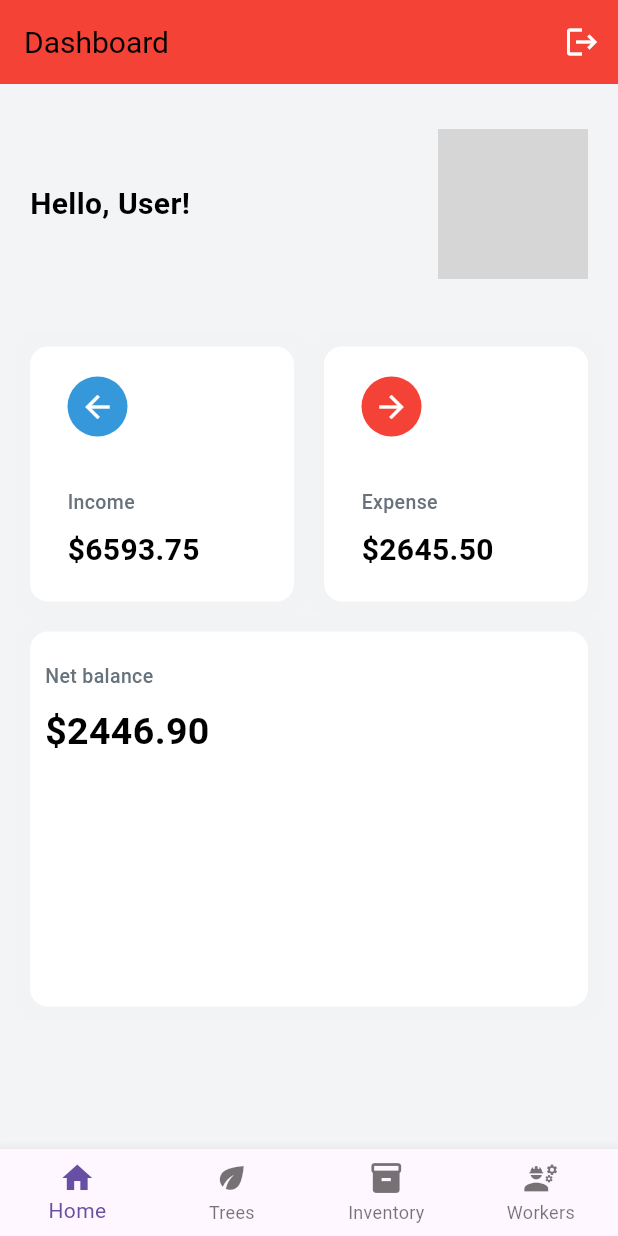
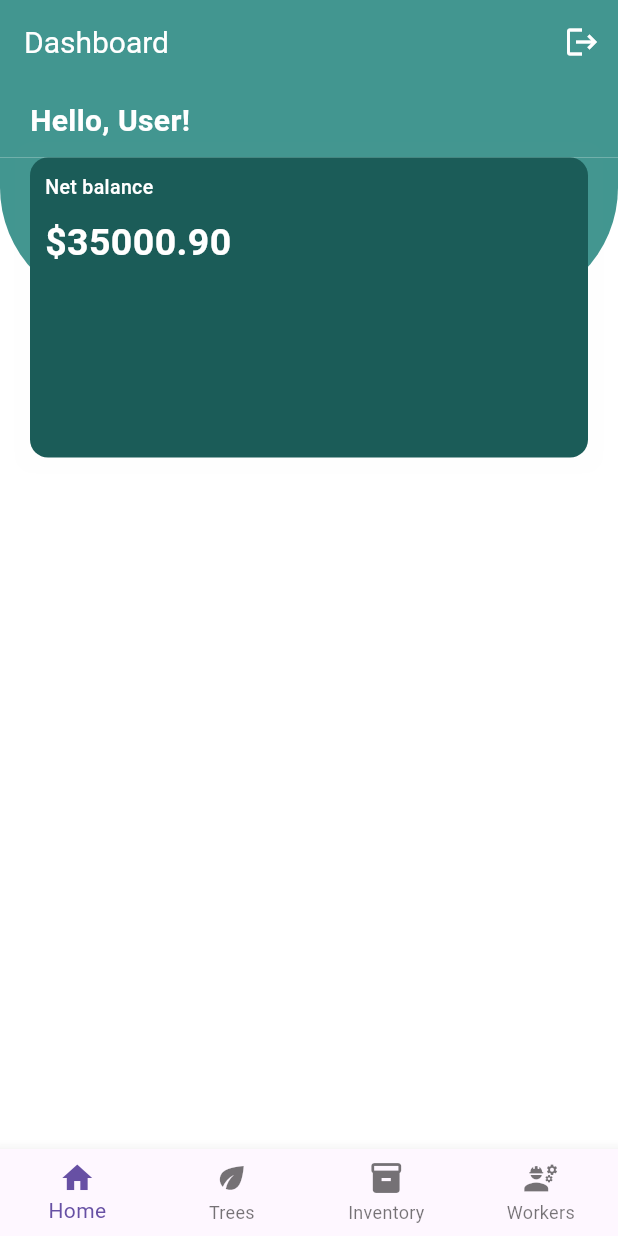
Before and after one commit to Hashane/EST, a Flutter app: the HomeScreen screen opened directly, on a phone screen of 412 x 824 dp. Run offline on Flutter 3.47's test engine with Material 3 defaults, Android fonts, the phone set to English and light mode, and no system bars; our stand-ins replace cloud_firestore, firebase_auth, firebase_core, table_calendar; accounts and stored records are empty; network calls fail; grey boxes are pictures that could not be loaded.

Commit message:
Redesigned Dashboard

```diff
--- a/lib/common_errors.dart
+++ b/lib/common_errors.dart
@@ -4,7 +4,7 @@ void showCommonErrorSnackbar(BuildContext context, String errorMessage) {
   ScaffoldMessenger.of(context).showSnackBar(
     SnackBar(
       content: Text(errorMessage),
-      duration: Duration(seconds: 3), // Adjust the duration as needed
+      duration: const Duration(seconds: 3), // Adjust the duration as needed
     ),
   );
 }
--- a/lib/main.dart
+++ b/lib/main.dart
@@ -1,5 +1,5 @@
-import 'package:est/screens/LoginScreen.dart';
-import 'package:est/screens/Home/HomeScreen.dart';
+import 'package:est/screens/login_screen.dart';
+import 'package:est/screens/Home/home_screen.dart';
 import 'package:firebase_auth/firebase_auth.dart';
 import 'package:firebase_core/firebase_core.dart';
 import 'package:flutter/material.dart';
--- a/lib/screens/Home/Dashboard.dart
+++ /dev/null
@@ -1,241 +0,0 @@
-import 'package:flutter/material.dart';
-import 'package:est/themes/theme.dart';
-import 'package:est/screens/LoginScreen.dart';
-import 'package:est/screens/ExpensesScreen.dart';
-
-void main() {
-  runApp(MyApp());
-}
-
-class MyApp extends StatelessWidget {
-  @override
-  Widget build(BuildContext context) {
-    return MaterialApp(
-      title: 'Flutter Dashboard',
-      home: Dashboard(),
-    );
-  }
-}
-
-class Dashboard extends StatefulWidget {
-  @override
-  _StatsPageState createState() => _StatsPageState();
-}
-
-class _StatsPageState extends State<Dashboard> {
-  int activeDay = 3;
-
-  bool showAvg = false;
-  @override
-  Widget build(BuildContext context) {
-    return Theme(
-      data: CustomTheme.themeData, // Set the custom theme data here
-      child: Scaffold(
-        appBar: AppBar(
-          title: Text('Dashboard'),
-          actions: [
-            IconButton(
-              icon: Icon(Icons.logout),
-              onPressed: () {
-                Navigator.pushReplacement(
-                  context,
-                  MaterialPageRoute(builder: (context) => LoginScreen()),
-                );
-              },
-            ),
-          ],
-        ),
-        backgroundColor: CustomTheme.backgroundColor,
-        body: getBody(),
-      ),
-    );
-  }
-
-  Widget getBody() {
-    var size = MediaQuery.of(context).size;
-
-    List expenses = [
-      {
-        "icon": Icons.arrow_back,
-        "color": CustomTheme.primaryColor,
-        "label": "Income",
-        "cost": "\$6593.75"
-      },
-      {
-        "icon": Icons.arrow_forward,
-        "color": Colors.red,
-        "label": "Expense",
-        "cost": "\$2645.50"
-      }
-    ];
-    return SingleChildScrollView(
-      child: Column(
-        children: [
-          Padding(
-            padding: const EdgeInsets.only(
-                top: 30, right: 20, left: 20, bottom: 25),
-          child: Row(
-                mainAxisAlignment: MainAxisAlignment.spaceBetween,
-                children: [
-                  Text(
-                    'Hello, User!',
-                    style: TextStyle(fontSize: 20, fontWeight: FontWeight.bold),
-                  ),
-                  CircleAvatar(
-                    radius: 50,
-                    backgroundImage: AssetImage('assets/profile_image.jpg'), // Your profile image asset
-                  ),
-                ],
-              ),
-          ),
-          SizedBox(
-            height: 20,
-          ),
-          Wrap(
-              spacing: 20,
-              children: List.generate(expenses.length, (index) {
-                return GestureDetector(
-                  onTap: () {
-                    if (expenses[index]["label"] == "Income") {
-                      // Navigate to the IncomeDetailsPage
-                      // Navigator.of(context).push(
-                      //   MaterialPageRoute(
-                      //     builder: (context) => IncomeScreen(),
-                      //   ),
-                      // );
-                    } else {
-                      Navigator.of(context).push(
-                        MaterialPageRoute(
-                          builder: (context) => ExpensesScreen(),
-                        ),
-                      );
-                    }
-                  },
-                  child: Container(
-                    width: (size.width - 60) / 2,
-                    height: 170,
-                    decoration: BoxDecoration(
-                        color: Colors.white,
-                        borderRadius: BorderRadius.circular(12),
-                        boxShadow: [
-                          BoxShadow(
-                            color: Colors.grey.withOpacity(0.01),
-                            spreadRadius: 10,
-                            blurRadius: 3,
-                            // changes position of shadow
-                          ),
-                        ]),
-                    child: Padding(
-                      padding: const EdgeInsets.only(
-                          left: 25, right: 25, top: 20, bottom: 20),
-                      child: Column(
-                        crossAxisAlignment: CrossAxisAlignment.start,
-                        mainAxisAlignment: MainAxisAlignment.spaceBetween,
-                        children: [
-                          Container(
-                            width: 40,
-                            height: 40,
-                            decoration: BoxDecoration(
-                                shape: BoxShape.circle,
-                                color: expenses[index]['color']),
-                            child: Center(
-                                child: Icon(
-                                  expenses[index]['icon'],
-                                  color: Colors.white,
-                                )),
-                          ),
-                          Column(
-                            crossAxisAlignment: CrossAxisAlignment.start,
-                            children: [
-                              Text(
-                                expenses[index]['label'],
-                                style: TextStyle(
-                                    fontWeight: FontWeight.w500,
-                                    fontSize: 13,
-                                    color: Color(0xff67727d)),
-                              ),
-                              SizedBox(
-                                height: 8,
-                              ),
-                              Text(
-                                expenses[index]['cost'],
-                                style: TextStyle(
-                                  fontWeight: FontWeight.bold,
-                                  fontSize: 20,
-                                ),
-                              )
-                            ],
-                          )
-                        ],
-                      ),
-                    ),
-                  ),
-                );
-              })),
-          SizedBox(
-            height: 20,
-          ),
-          Padding(
-            padding: const EdgeInsets.only(left: 20, right: 20),
-            child: Container(
-              width: double.infinity,
-              height: 250,
-              decoration: BoxDecoration(
-                  color: Colors.white,
-                  borderRadius: BorderRadius.circular(12),
-                  boxShadow: [
-                    BoxShadow(
-                      color: Colors.grey.withOpacity(0.01),
-                      spreadRadius: 10,
-                      blurRadius: 3,
-                      // changes position of shadow
-                    ),
-                  ]),
-              child: Padding(
-                padding: EdgeInsets.all(10),
-                child: Stack(
-                  children: [
-                    Padding(
-                      padding: const EdgeInsets.only(
-                        top: 10,
-                      ),
-                      child: Column(
-                        crossAxisAlignment: CrossAxisAlignment.start,
-                        children: [
-                          Text(
-                            "Net balance",
-                            style: const TextStyle(
-                                fontWeight: FontWeight.w500,
-                                fontSize: 13,
-                                color: Color(0xff67727d)),
-                          ),
-                          SizedBox(
-                            height: 10,
-                          ),
-                          Text(
-                            "\$2446.90",
-                            style: TextStyle(
-                              fontWeight: FontWeight.bold,
-                              fontSize: 25,
-                            ),
-                          )
-                        ],
-                      ),
-                    ),
-                    Positioned(
-                      bottom: 0,
-                      child: Container(
-                          width: (size.width - 20),
-                          height: 150,
-                          child: Container()),
-                    )
-                  ],
-                ),
-              ),
-            ),
-          ),
-        ],
-      ),
-    );
-  }
-}
--- /dev/null
+++ b/lib/screens/Home/dashboard.dart
@@ -0,0 +1,142 @@
+import 'package:flutter/material.dart';
+import 'package:est/themes/theme.dart';
+import 'package:est/screens/login_screen.dart';
+import 'package:est/screens/expenses_screen.dart';
+
+void main() {
+  runApp(MyApp());
+}
+
+class MyApp extends StatelessWidget {
+  @override
+  Widget build(BuildContext context) {
+    return MaterialApp(
+      title: 'Flutter Dashboard',
+      home: Dashboard(),
+    );
+  }
+}
+
+class Dashboard extends StatefulWidget {
+  @override
+  _DashboardState createState() => _DashboardState();
+}
+
+class _DashboardState extends State<Dashboard> {
+  int activeDay = 3;
+  bool showAvg = false;
+
+  @override
+  Widget build(BuildContext context) {
+    return Theme(
+      data: CustomTheme.themeData,
+      child: Scaffold(
+        appBar: AppBar(
+          title: const Text(
+            'Dashboard',
+            style: const TextStyle(color: Colors.white), // Set app bar text color to white
+          ),
+          actions: [
+            IconButton(
+              icon: const Icon(Icons.logout),
+              onPressed: () {
+                Navigator.pushReplacement(
+                  context,
+                  MaterialPageRoute(builder: (context) => LoginScreen()),
+                );
+              },
+            ),
+          ],
+          automaticallyImplyLeading: false, // Remove the default leading widget (back button)
+        ),
+        backgroundColor: Colors.white,
+        body: Column(
+          crossAxisAlignment: CrossAxisAlignment.start,
+          children: [
+            Container(
+              width: double.infinity,
+              color: CustomTheme.primaryColor, // Set background color to red
+              child: const Padding(
+                padding: const EdgeInsets.symmetric(horizontal: 20, vertical: 10),
+                child: const Text(
+                  'Hello, User!',
+                  style: TextStyle(
+                    fontSize: 20,
+                    fontWeight: FontWeight.bold,
+                    color: Colors.white, // Set text color to white
+                  ),
+                ),
+              ),
+            ),
+            getBody(),
+          ],
+        ),
+      ),
+    );
+  }
+
+
+  Widget getBody() {
+    var size = MediaQuery.of(context).size;
+    return Stack(
+      children: [
+        Container(
+          height: 100,
+          decoration: const BoxDecoration(
+            color: CustomTheme.primaryColor,
+            borderRadius: BorderRadius.only(
+              bottomLeft: Radius.circular(80),
+              bottomRight: Radius.circular(80),
+            ),
+          ),
+        ),
+        Padding(
+          padding: const EdgeInsets.symmetric(horizontal: 20),
+          child: Container(
+            width: double.infinity,
+            height: 200,
+            decoration: BoxDecoration(
+              color: CustomTheme.primaryDarkColor, // Use CustomTheme.primaryColor
+              borderRadius: BorderRadius.circular(12),
+              boxShadow: [
+                BoxShadow(
+                  color: Colors.grey.withOpacity(0.01),
+                  spreadRadius: 10,
+                  blurRadius: 3,
+                  // changes position of shadow
+                ),
+              ],
+            ),
+            child: const Padding(
+              padding: EdgeInsets.all(10),
+              child: Column(
+                crossAxisAlignment: CrossAxisAlignment.start,
+                children: [
+                  Text(
+                    "Net balance",
+                    style: const TextStyle(
+                      fontWeight: FontWeight.w500,
+                      fontSize: 13,
+                      color: Colors.white, // Assuming you want white text on the colored background
+                    ),
+                  ),
+                  SizedBox(
+                    height: 10,
+                  ),
+                  Text(
+                    "\$35000.90",
+                    style: TextStyle(
+                      fontWeight: FontWeight.bold,
+                      fontSize: 25,
+                      color: Colors.white, // Assuming you want white text on the colored background
+                    ),
+                  ),
+                ],
+              ),
+            ),
+          ),
+        ),
+      ],
+    );
+  }
+}
--- a/lib/screens/Home/HomeScreen.dart
+++ b/lib/screens/Home/home_screen.dart
@@ -1,5 +1,5 @@
 import 'package:est/models/app_user.dart';
-import 'package:est/screens/Home/Dashboard.dart';
+import 'package:est/screens/Home/dashboard.dart';
 import 'package:flutter/material.dart';
 
 
@@ -53,7 +53,7 @@ class _HomeScreenState extends State<HomeScreen> {
               }
             },
             // Set the transition duration to zero for instant transitions.
-            transitionDuration: Duration(seconds: 0),
+            transitionDuration: const Duration(seconds: 0),
           );
         },
       ),
@@ -76,19 +76,19 @@ class _HomeScreenState extends State<HomeScreen> {
         currentIndex: _currentIndex,
         onTap: _onTabTapped,
         items: [
-          BottomNavigationBarItem(
-            icon: Icon(Icons.home),
+          const BottomNavigationBarItem(
+            icon:  Icon(Icons.home),
             label: 'Home',
           ),
-          BottomNavigationBarItem(
-            icon: Icon(Icons.eco),
+          const BottomNavigationBarItem(
+            icon:  Icon(Icons.eco),
             label: 'Trees',
           ),
-          BottomNavigationBarItem(
+          const BottomNavigationBarItem(
             icon: Icon(Icons.inventory),
             label: 'Inventory',
           ),
-          BottomNavigationBarItem(
+          const BottomNavigationBarItem(
             icon: Icon(Icons.engineering),
             label: 'Workers',
           ),
--- a/lib/screens/ExpensesScreen.dart
+++ b/lib/screens/expenses_screen.dart
@@ -3,8 +3,8 @@ import 'package:table_calendar/table_calendar.dart';
 import 'package:est/json/daily_json.dart';
 import 'package:cloud_firestore/cloud_firestore.dart';
 import 'package:est/models/expense_model.dart';
-import 'package:est/services/FirestoreService.dart';
-import 'package:est/services/CommonService.dart';
+import 'package:est/services/firestore_service.dart';
+import 'package:est/services/common_service.dart';
 
 class ExpensesScreen extends StatefulWidget {
   @override
@@ -53,7 +53,7 @@ class _ExpensesScreenState extends State<ExpensesScreen> {
             rangeEndDay: _rangeEnd,
             rangeSelectionMode: RangeSelectionMode.toggledOn,
             onRangeSelected: _onRangeSelected,
-            calendarStyle: CalendarStyle(outsideDaysVisible: true),
+            calendarStyle: const CalendarStyle(outsideDaysVisible: true),
             calendarFormat: _calendarFormat,
             onFormatChanged: (format) {
               setState(() {
@@ -191,8 +191,8 @@ class AddExpenseDialog extends StatefulWidget {
 
 class _AddExpenseDialogState extends State<AddExpenseDialog> {
   DateTime _selectedDate = DateTime.now();
-  TextEditingController _itemNameController = TextEditingController();
-  TextEditingController _amountController = TextEditingController();
+  final TextEditingController _itemNameController = TextEditingController();
+  final TextEditingController _amountController = TextEditingController();
   String _selectedCategory = '';
 
   @override
--- a/lib/screens/LoginScreen.dart
+++ b/lib/screens/login_screen.dart
@@ -1,5 +1,5 @@
 import 'package:est/models/app_user.dart';
-import 'package:est/screens/Home/HomeScreen.dart';
+import 'package:est/screens/Home/home_screen.dart';
 import 'package:flutter/material.dart';
 import 'package:firebase_auth/firebase_auth.dart';
 import 'package:est/common_errors.dart';
--- a/lib/themes/theme.dart
+++ b/lib/themes/theme.dart
@@ -2,11 +2,11 @@ import 'package:flutter/material.dart';
 
 class CustomTheme {
   // Define your custom primary and accent colors here
-  static const Color primaryColor = Color(0xFF3498db); // Replace with your color
+  static const Color primaryColor = Color(0xFF429690);// Replace with your color
   static const Color accentColor = Color(0xFF5bc0de);  // Replace with your color
 
-  // Define a whitish background color
-  static const Color backgroundColor = Color(0xFFF3F4F6);
+  static const Color primaryDarkColor = Color(0xFF1B5C58);// Replace with your color
+
 
   // Define text colors
   static const Color textColor = Colors.black; // Text color for dark backgrounds
@@ -18,7 +18,7 @@ class CustomTheme {
     scaffoldBackgroundColor: backgroundColor, // Scaffold background color
     appBarTheme: const AppBarTheme(
       titleTextStyle: TextStyle(fontSize: 20, color: textColor),
-      backgroundColor: Colors.red, // AppBar background color
+      backgroundColor: primaryColor, // AppBar background color
       iconTheme: IconThemeData(color: Colors.white), // AppBar icon color
     ),
     // You can set more properties here, like text themes, fonts, etc.
@@ -30,10 +30,14 @@ class CustomTheme {
       titleLarge: TextStyle(fontSize: 30, color: textColor),
       bodyMedium: TextStyle(fontSize: 16, color: textColor),
       displaySmall: TextStyle(fontSize: 14, color: lightTextColor),
-    ), colorScheme: const ColorScheme.light(
-      primary: primaryColor, // Primary color
-      background: backgroundColor,// Background color
-     secondary: accentColor
+    ),
+    colorScheme: const ColorScheme.light(
+        primary: primaryColor, // Primary color
+        background: backgroundColor,// Background color
+        secondary: accentColor
     ),
   );
+
+  // Define a whitish background color
+  static const Color backgroundColor = Color(0xFFF3F4F6);
 }
```
Also changed, not shown: lib/services/common_service.dart (renamed from lib/services/CommonService.dart), lib/services/firestore_service.dart (renamed from lib/services/FirestoreService.dart).
